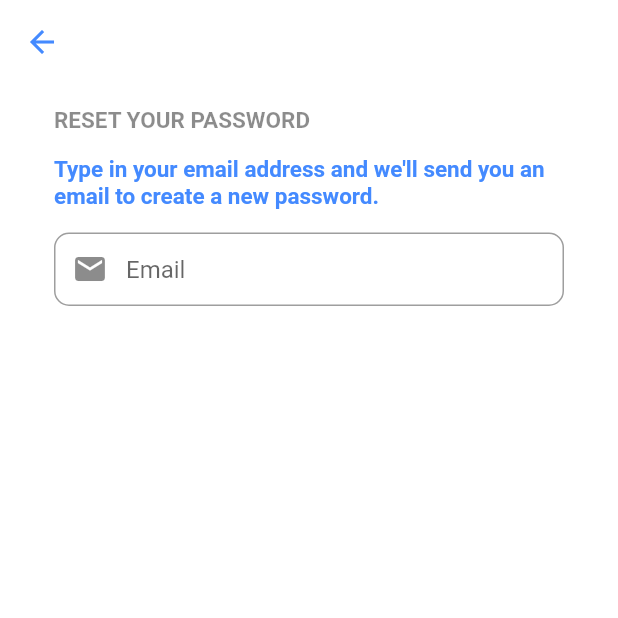
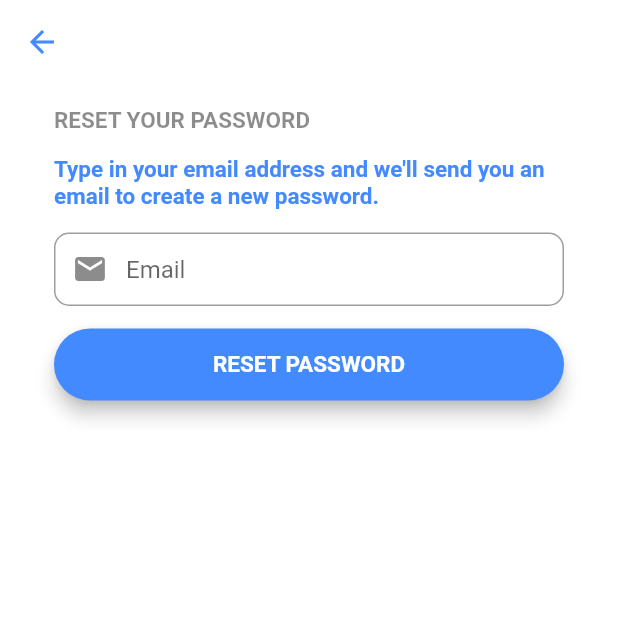
Before and after one commit to sanjaysojan-dev/Educational-App-for-GCSE-Maths, a Flutter app: the screen it shows after launch, after a tap on "Forgot Password?", on a phone screen of 412 x 824 dp, the top half of it. Run offline on Flutter 3.47's test engine with Material 2 defaults, Android fonts, the phone set to English and light mode, and no system bars; our stand-ins replace cloud_firestore, firebase_auth, firebase_core, fluttertoast; accounts and stored records are empty.

Commit message:
Added reset button

```diff
--- a/lib/screens/ForgotPasswordScreen.dart
+++ b/lib/screens/ForgotPasswordScreen.dart
@@ -31,6 +31,22 @@ class _ForgotPasswordState extends State<ForgotPasswordScreen> {
           hintText: "Email",
           border: OutlineInputBorder(borderRadius: BorderRadius.circular(10))),
     );
+
+    final resetPasswordButton = Material(
+        elevation: 5,
+        borderRadius: BorderRadius.circular(30),
+        color: Colors.blueAccent,
+        child: MaterialButton(
+          onPressed: () {},
+          child: const Text(
+            'RESET PASSWORD ',
+            textAlign: TextAlign.center,
+            style: TextStyle(
+                fontSize: 15, color: Colors.white, fontWeight: FontWeight.bold),
+          ),
+          padding: const EdgeInsets.fromLTRB(20, 15, 20, 15),
+          minWidth: MediaQuery.of(context).size.width,
+        ));
 
     return Scaffold(
       backgroundColor: Colors.white,
@@ -88,7 +104,9 @@ class _ForgotPasswordState extends State<ForgotPasswordScreen> {
                       ],
                     ),
                     SizedBox(height: 15),
-                    email
+                    email,
+                    SizedBox(height: 15),
+                    resetPasswordButton
                   ],
                 ),
               ),
--- a/lib/screens/LoginScreen.dart
+++ b/lib/screens/LoginScreen.dart
@@ -92,7 +92,7 @@ class _LoginScreenState extends State<LoginScreen> {
           signIn(emailController.text, passwordController.text);
         },
         child: const Text(
-          "Login",
+          "LOGIN",
           textAlign: TextAlign.center,
           style: TextStyle(
               fontSize: 15,
```
